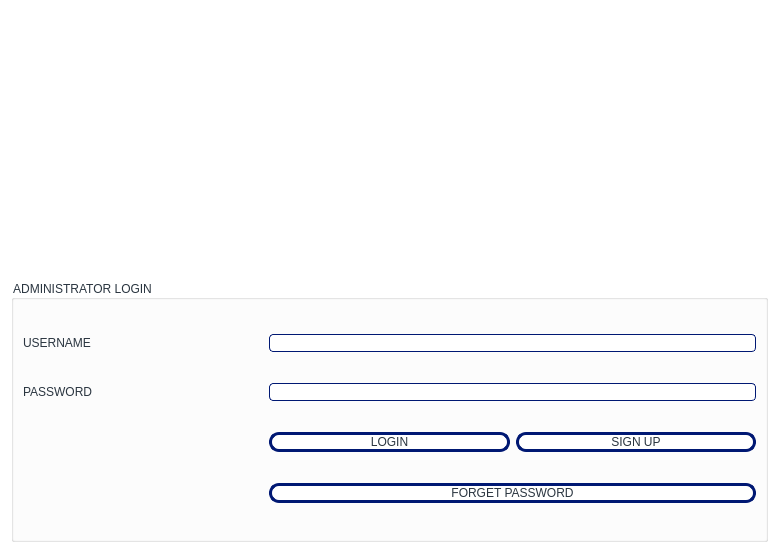
First picture: the form in Library-Management-System-/library/Library/login.ui, repository nicki-choo/CS106-LibraryManagementSystem, before the edit.
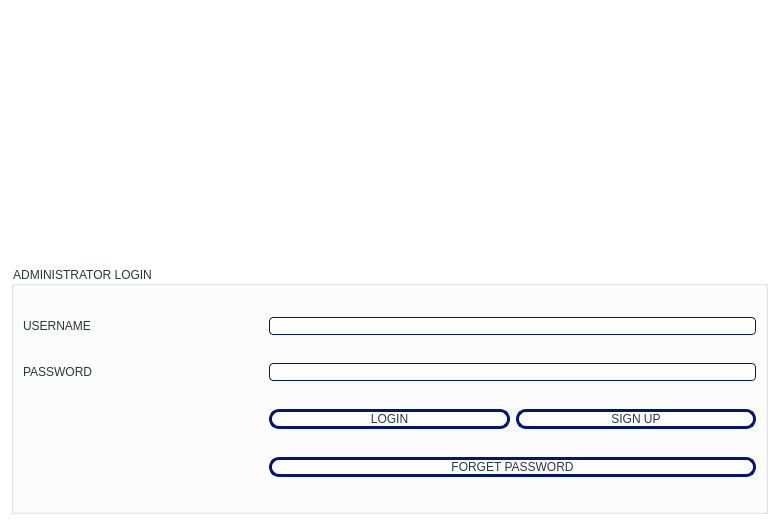
Second picture: the form after the edit. Icons and pictures are not drawn.

What changed in the file:
```diff
--- a/Library-Management-System-/library/Library/login.ui
+++ b/Library-Management-System-/library/Library/login.ui
@@ -7,7 +7,7 @@
     <x>0</x>
     <y>0</y>
     <width>779</width>
-    <height>553</height>
+    <height>525</height>
    </rect>
   </property>
   <property name="windowTitle">
```
